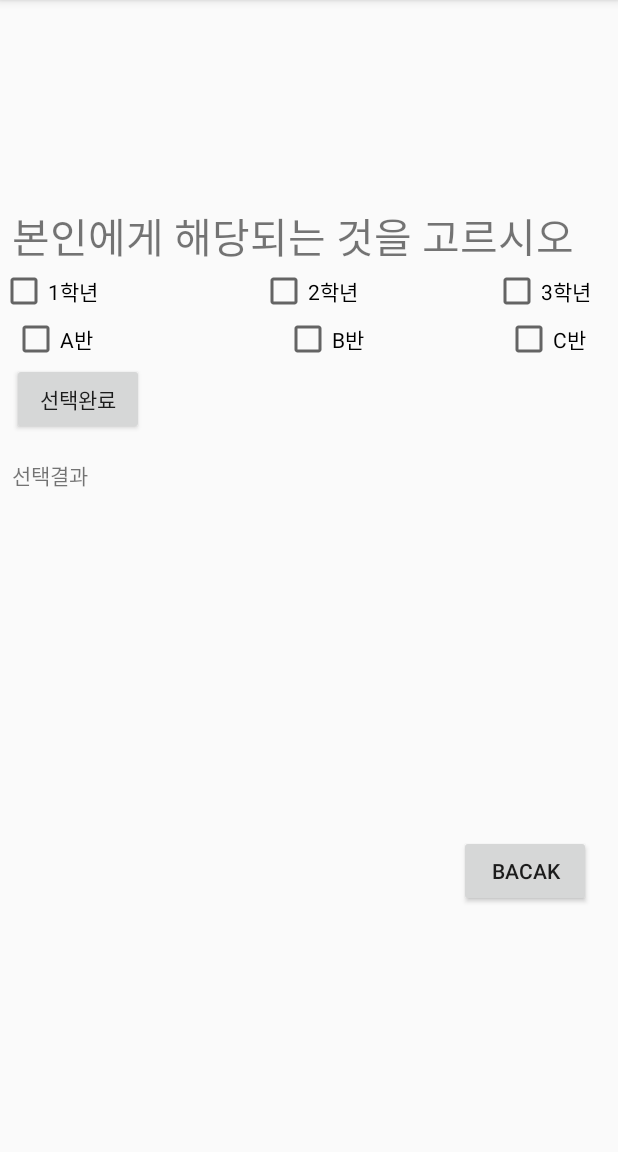
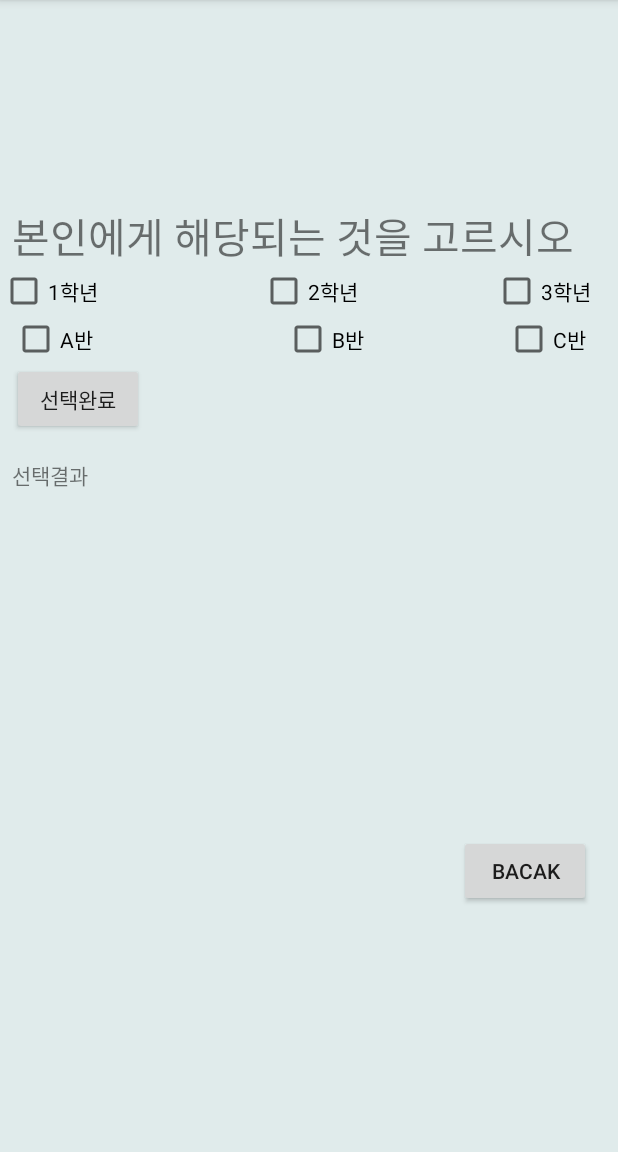
Before and after one commit to jisooooooo/2C216230109mobile_mid, an Android app: the screen it shows after launch (Main3Activity), on a phone screen of 412 x 824 dp, the part 84-1236 px from its top. Run offline under Robolectric (Android 15) with nearby library versions, the phone set to English and light mode, and no system bars.

Commit message:
중간과제

```diff
--- a/app/src/main/res/layout/activity_main3.xml
+++ b/app/src/main/res/layout/activity_main3.xml
@@ -4,6 +4,7 @@
     xmlns:tools="http://schemas.android.com/tools"
     android:layout_width="match_parent"
     android:layout_height="match_parent"
+    android:background="#e0ebeb"
     tools:context="myapplication1.tabbed.Main3Activity">
 
     <RelativeLayout
```
